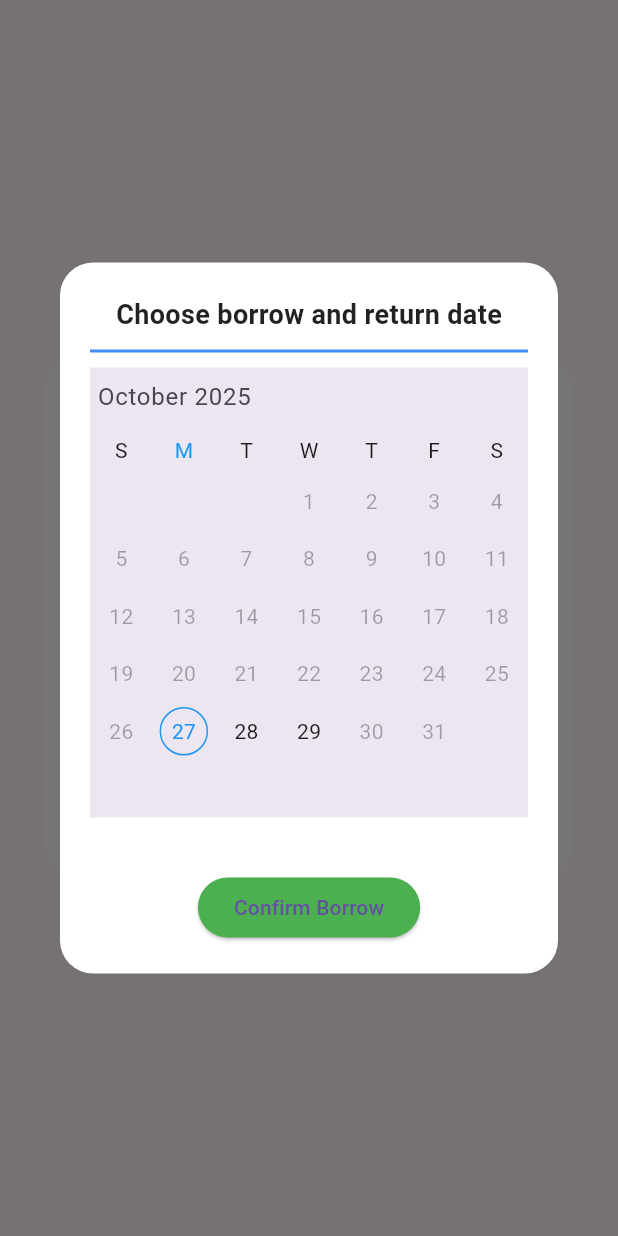
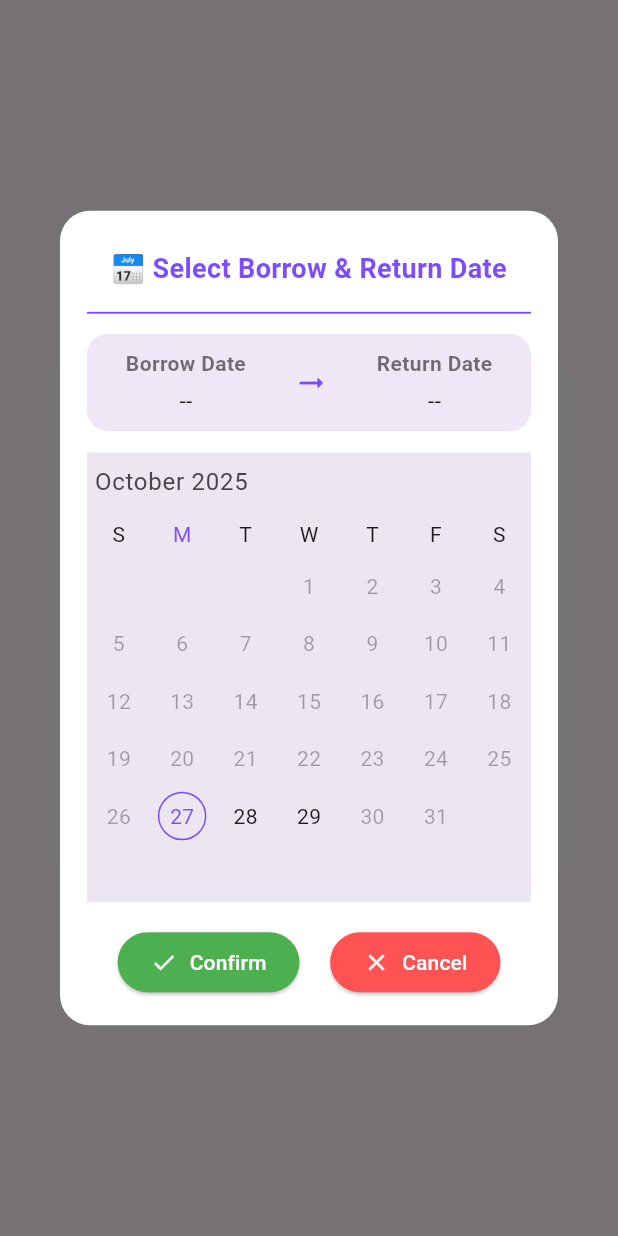
Before and after one commit to FRAmyZ010/IoTZone, a Flutter app: the BorrowAssetDialog widget shown alone on an empty page, opened directly with empty values, after a tap on "Borrow", on a phone screen of 412 x 824 dp. Run offline on Flutter 3.47's test engine with Material 3 defaults, Android fonts, the phone set to English and light mode, and no system bars; drawn by our look-alikes of syncfusion_flutter_datepicker; our stand-ins replace carousel_slider, image_picker; network calls fail.

Commit message:
Commit_fix_showdialog_student

```diff
--- a/iot_zone/lib/Page/Asset_page/assetpage.dart
+++ b/iot_zone/lib/Page/Asset_page/assetpage.dart
@@ -26,7 +26,7 @@ class _AssetpageState extends State<Assetpage> {
     'Logic',
   ];
   String selectedType = 'All';
-  String ip = '192.168.1.125';
+  String ip = '192.168.145.1';
 
   late Future<List<AssetModel>> futureAssets;
 
--- a/iot_zone/lib/Page/Asset_page/assetstaff.dart
+++ b/iot_zone/lib/Page/Asset_page/assetstaff.dart
@@ -24,7 +24,7 @@ class _AssetStaffState extends State<AssetStaff> {
     'Logic',
   ];
   String selectedType = 'All';
-  String ip = '192.168.1.125';
+  String ip = '192.168.145.1';
 
   List<AssetModel> assets = [];
   bool isLoading = true;
--- a/iot_zone/lib/Page/Asset_page/showAssetDialog/showAssetDialog_staff.dart
+++ b/iot_zone/lib/Page/Asset_page/showAssetDialog/showAssetDialog_staff.dart
@@ -19,7 +19,7 @@ class _ShowAssetDialogStaffState extends State<ShowAssetDialogStaff> {
   late TextEditingController nameController;
   late TextEditingController descController;
   late String selectedType;
-  String ip = '192.168.1.125';
+  String ip = '192.168.145.1';
 
   @override
   void initState() {
--- a/iot_zone/lib/Page/Asset_page/showAssetDialog/showAssetDialog_student.dart
+++ b/iot_zone/lib/Page/Asset_page/showAssetDialog/showAssetDialog_student.dart
@@ -14,15 +14,13 @@ class BorrowAssetDialog extends StatefulWidget {
 class _BorrowAssetDialogState extends State<BorrowAssetDialog> {
   DateTime? startDate;
   DateTime? endDate;
-  String ip = '192.168.1.125';
+  String ip = '192.168.145.1';
 
-  // ✅ โหลดภาพจาก server หรือ asset (สมส่วน + โค้ง + เงา + loading)
-  // ✅ โหลดภาพจาก asset หรือ server (แสดงสมส่วน)
+  // ✅ โหลดภาพแบบสมส่วน
   Widget _buildImage(String imagePath) {
     final borderRadius = BorderRadius.circular(16);
-
     return Container(
-      height: 120, // ✅ จำกัดความสูงสูงสุดของภาพใน card
+      height: 120,
       width: double.infinity,
       decoration: BoxDecoration(
         borderRadius: borderRadius,
@@ -33,12 +31,12 @@ class _BorrowAssetDialogState extends State<BorrowAssetDialog> {
         child: Align(
           alignment: Alignment.center,
           child: FittedBox(
-            fit: BoxFit.contain, // ✅ ปรับขนาดให้พอดีโดยไม่ครอปหรือบีบ
+            fit: BoxFit.contain,
             child:
                 imagePath.startsWith('/uploads/') || imagePath.contains('http')
                 ? Image.network(
                     'http://$ip:3000$imagePath',
-                    height: 100, // ✅ จำกัดขนาดภายในอีกชั้น
+                    height: 100,
                     width: 100,
                     fit: BoxFit.contain,
                     errorBuilder: (context, error, stackTrace) => const Icon(
@@ -64,84 +62,154 @@ class _BorrowAssetDialogState extends State<BorrowAssetDialog> {
     );
   }
 
-  // ✅ ฟังก์ชันเปิดปฏิทินเลือกวันยืม
+  // ✅ ปฏิทินพร้อมโชว์วันยืมและวันคืน
   void _openCalendarDialog() {
     showDialog(
       context: context,
       builder: (context) {
         return Dialog(
+          backgroundColor: Colors.white,
           shape: RoundedRectangleBorder(
-            borderRadius: BorderRadius.circular(22),
+            borderRadius: BorderRadius.circular(20),
           ),
-          backgroundColor: Colors.white,
           child: Padding(
-            padding: const EdgeInsets.fromLTRB(20, 22, 20, 20),
-            child: Column(
+            padding: const EdgeInsets.all(18),
+            child: StatefulBuilder(
+              builder: (context, setInnerState) {
+                return Column(
                   mainAxisSize: MainAxisSize.min,
                   children: [
-                const Text(
-                  "Choose borrow and return date",
+                    Container(
+                      padding: const EdgeInsets.symmetric(vertical: 8),
+                      child: const Text(
+                        "📅 Select Borrow & Return Date",
                         style: TextStyle(
                           fontWeight: FontWeight.bold,
                           fontSize: 18,
+                          color: Colors.deepPurpleAccent,
+                        ),
+                      ),
+                    ),
+                    const Divider(
+                      color: Colors.deepPurpleAccent,
+                      thickness: 1.2,
+                    ),
+                    const SizedBox(height: 6),
+
+                    // ✅ แสดงวันยืมและวันคืนแบบสวยๆ
+                    Container(
+                      decoration: BoxDecoration(
+                        color: Colors.deepPurple.shade50,
+                        borderRadius: BorderRadius.circular(14),
+                      ),
+                      padding: const EdgeInsets.all(10),
+                      child: Row(
+                        mainAxisAlignment: MainAxisAlignment.spaceAround,
+                        children: [
+                          Column(
+                            children: [
+                              const Text(
+                                "Borrow Date",
+                                style: TextStyle(
+                                  fontWeight: FontWeight.bold,
+                                  color: Colors.black54,
+                                ),
+                              ),
+                              const SizedBox(height: 4),
+                              Text(
+                                startDate != null
+                                    ? DateFormat(
+                                        'MMM d, yyyy',
+                                      ).format(startDate!)
+                                    : '--',
+                                style: const TextStyle(
+                                  fontSize: 15,
                                   color: Colors.black87,
                                 ),
                               ),
-                const SizedBox(height: 10),
-                Container(height: 2, color: Colors.blueAccent),
-                const SizedBox(height: 10),
+                            ],
+                          ),
+                          const Icon(
+                            Icons.arrow_right_alt_rounded,
+                            color: Colors.deepPurpleAccent,
+                          ),
+                          Column(
+                            children: [
+                              const Text(
+                                "Return Date",
+                                style: TextStyle(
+                                  fontWeight: FontWeight.bold,
+                                  color: Colors.black54,
+                                ),
+                              ),
+                              const SizedBox(height: 4),
+                              Text(
+                                endDate != null
+                                    ? DateFormat('MMM d, yyyy').format(endDate!)
+                                    : '--',
+                                style: const TextStyle(
+                                  fontSize: 15,
+                                  color: Colors.black87,
+                                ),
+                              ),
+                            ],
+                          ),
+                        ],
+                      ),
+                    ),
+                    const SizedBox(height: 14),
+
+                    // ✅ ปฏิทิน Syncfusion
                     SfDateRangePicker(
                       selectionMode: DateRangePickerSelectionMode.range,
-                  startRangeSelectionColor: Colors.blue,
-                  endRangeSelectionColor: Colors.blue,
-                  rangeSelectionColor: Colors.blue.withOpacity(0.25),
-                  todayHighlightColor: Colors.blue,
+                      startRangeSelectionColor: Colors.deepPurpleAccent,
+                      endRangeSelectionColor: Colors.deepPurpleAccent,
+                      rangeSelectionColor: Colors.deepPurpleAccent.withOpacity(
+                        0.25,
+                      ),
+                      todayHighlightColor: Colors.deepPurpleAccent,
                       minDate: DateTime.now(),
                       maxDate: DateTime.now().add(const Duration(days: 2)),
                       onSelectionChanged:
                           (DateRangePickerSelectionChangedArgs args) {
                             if (args.value is PickerDateRange) {
                               final PickerDateRange range = args.value;
-                          setState(() {
+                              setInnerState(() {
                                 startDate = range.startDate;
                                 endDate = range.endDate ?? range.startDate;
                               });
                             }
                           },
                     ),
+
                     const SizedBox(height: 16),
-                if (startDate != null && endDate != null) ...[
-                  Text(
-                    "Borrow date : ${DateFormat('MMMM d, yyyy').format(startDate!)}",
-                    style: const TextStyle(fontSize: 14),
-                  ),
-                  Text(
-                    "Return date : ${DateFormat('MMMM d, yyyy').format(endDate!)}",
-                    style: const TextStyle(fontSize: 14),
-                  ),
-                ],
-                const SizedBox(height: 20),
-                ElevatedButton(
+
+                    // ✅ ปุ่ม confirm/cancel
+                    Row(
+                      mainAxisAlignment: MainAxisAlignment.spaceEvenly,
+                      children: [
+                        ElevatedButton.icon(
                           onPressed: () {
                             if (startDate == null || endDate == null) {
                               _showSelectAlert(context);
                               return;
                             }
-                    final diff = endDate!.difference(startDate!).inDays + 1;
+                            final diff =
+                                endDate!.difference(startDate!).inDays + 1;
                             if (diff > 2) {
                               _showLimitAlert(context);
                               return;
                             }
 
-                    Navigator.of(context).pop(); // ปิดปฏิทิน
-                    Navigator.of(context).pop(); // ปิด dialog หลัก
+                            Navigator.of(context).pop();
+                            Navigator.of(context).pop();
 
                             ScaffoldMessenger.of(context).showSnackBar(
                               SnackBar(
                                 content: Text(
-                          '✅ You borrowed "${widget.asset['name']}" '
-                          'from ${DateFormat('MMMM d, yyyy').format(startDate!)} '
-                          'to ${DateFormat('MMMM d, yyyy').format(endDate!)}',
+                                  '✅ Borrowed "${widget.asset['name']}" '
+                                  'from ${DateFormat('MMM d').format(startDate!)} '
+                                  'to ${DateFormat('MMM d').format(endDate!)}',
                                   style: const TextStyle(color: Colors.white),
                                 ),
                                 backgroundColor: Colors.green,
@@ -149,15 +217,45 @@ class _BorrowAssetDialogState extends State<BorrowAssetDialog> {
                               ),
                             );
                           },
+                          icon: const Icon(Icons.check, color: Colors.white),
+                          label: const Text(
+                            "Confirm",
+                            style: TextStyle(color: Colors.white),
+                          ),
                           style: ElevatedButton.styleFrom(
                             backgroundColor: Colors.green,
                             shape: RoundedRectangleBorder(
-                      borderRadius: BorderRadius.circular(20),
+                              borderRadius: BorderRadius.circular(25),
+                            ),
+                            padding: const EdgeInsets.symmetric(
+                              horizontal: 22,
+                              vertical: 10,
                             ),
                           ),
-                  child: const Text("Confirm Borrow"),
+                        ),
+                        ElevatedButton.icon(
+                          onPressed: () => Navigator.pop(context),
+                          icon: const Icon(Icons.close, color: Colors.white),
+                          label: const Text(
+                            "Cancel",
+                            style: TextStyle(color: Colors.white),
+                          ),
+                          style: ElevatedButton.styleFrom(
+                            backgroundColor: Colors.redAccent,
+                            shape: RoundedRectangleBorder(
+                              borderRadius: BorderRadius.circular(25),
+                            ),
+                            padding: const EdgeInsets.symmetric(
+                              horizontal: 22,
+                              vertical: 10,
+                            ),
+                          ),
                         ),
                       ],
+                    ),
+                  ],
+                );
+              },
             ),
           ),
         );
@@ -168,6 +266,7 @@ class _BorrowAssetDialogState extends State<BorrowAssetDialog> {
   @override
   Widget build(BuildContext context) {
     final asset = widget.asset;
+
     return Dialog(
       shape: RoundedRectangleBorder(borderRadius: BorderRadius.circular(22)),
       backgroundColor: Colors.white,
@@ -180,13 +279,17 @@ class _BorrowAssetDialogState extends State<BorrowAssetDialog> {
           children: [
             Text(
               asset['name'] ?? "Unknown Asset",
-              style: const TextStyle(fontSize: 20, fontWeight: FontWeight.bold),
+              style: const TextStyle(
+                fontSize: 20,
+                fontWeight: FontWeight.bold,
+                color: Colors.deepPurpleAccent,
+              ),
             ),
             const SizedBox(height: 10),
             _buildImage(asset['image'] ?? ''),
             const SizedBox(height: 10),
             const Text(
-              "*You can only borrow 1 asset a day",
+              "*You can only borrow 1 asset per day",
               style: TextStyle(color: Colors.red, fontSize: 13),
             ),
             const SizedBox(height: 10),
@@ -202,7 +305,7 @@ class _BorrowAssetDialogState extends State<BorrowAssetDialog> {
                 ElevatedButton(
                   onPressed: _openCalendarDialog,
                   style: ElevatedButton.styleFrom(
-                    backgroundColor: Colors.green,
+                    backgroundColor: Colors.deepPurpleAccent,
                     shape: RoundedRectangleBorder(
                       borderRadius: BorderRadius.circular(20),
                     ),
@@ -222,7 +325,7 @@ class _BorrowAssetDialogState extends State<BorrowAssetDialog> {
                 ElevatedButton(
                   onPressed: () => Navigator.pop(context),
                   style: ElevatedButton.styleFrom(
-                    backgroundColor: Colors.red,
+                    backgroundColor: Colors.grey.shade600,
                     shape: RoundedRectangleBorder(
                       borderRadius: BorderRadius.circular(20),
                     ),
@@ -247,6 +350,7 @@ class _BorrowAssetDialogState extends State<BorrowAssetDialog> {
     );
   }
 
+  // ✅ Alert แสดงเมื่อเลือกเกิน 2 วัน
   void _showLimitAlert(BuildContext context) {
     ScaffoldMessenger.of(context).showSnackBar(
       const SnackBar(
@@ -260,6 +364,7 @@ class _BorrowAssetDialogState extends State<BorrowAssetDialog> {
     );
   }
 
+  // ✅ Alert แสดงเมื่อยังไม่เลือกวัน
   void _showSelectAlert(BuildContext context) {
     ScaffoldMessenger.of(context).showSnackBar(
       const SnackBar(
```
Lines whose indentation alone changed are shown as unchanged.
